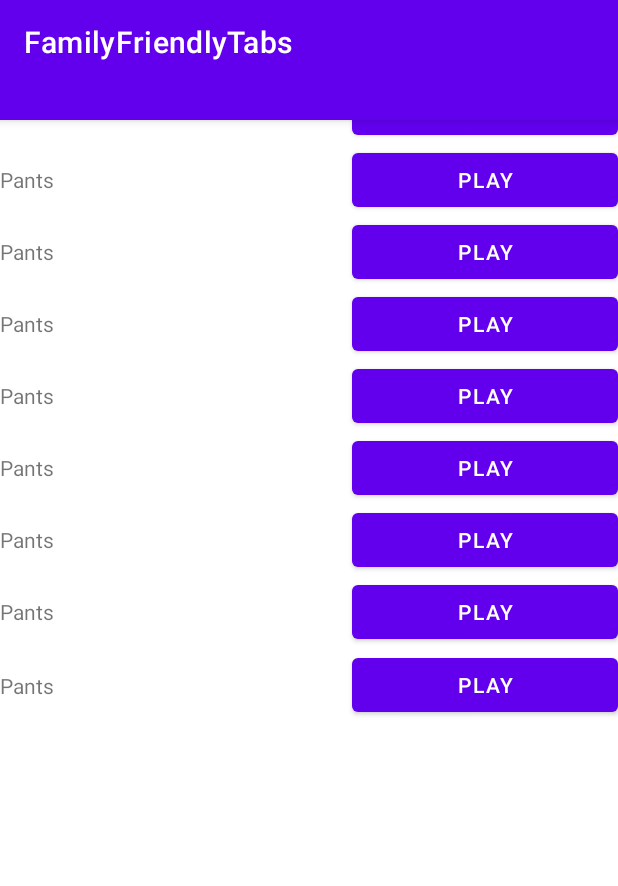
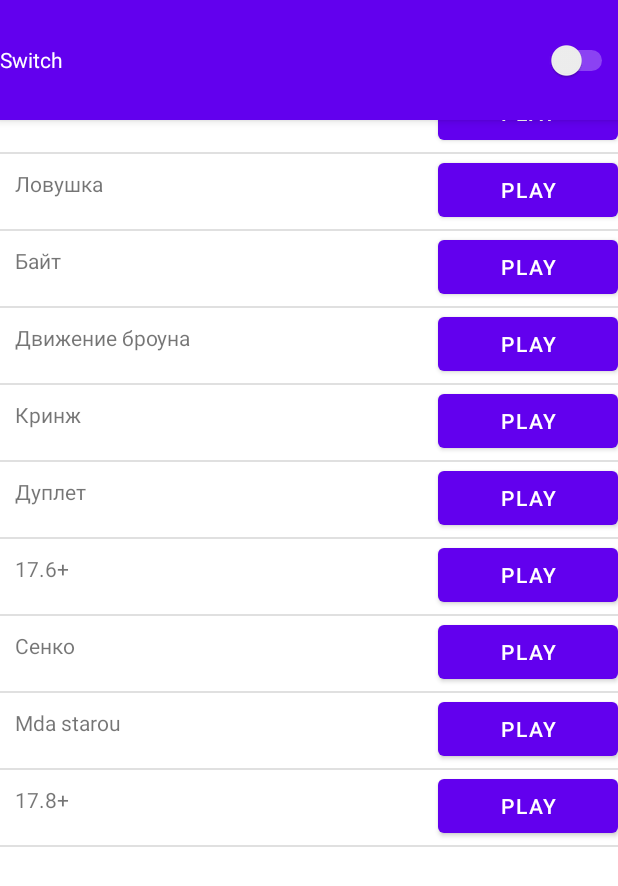
Before and after one commit to egeronik/FamilyFriendlyTabs, an Android app: the screen it shows after launch (ScrollingActivity), on a phone screen of 412 x 824 dp. Shown: the top 886 px of the screen. Run offline under Robolectric (Android 15) with nearby library versions, the phone set to English and light mode, and no system bars.

Commit message:
Добавлен хентай

```diff
--- a/app/src/main/java/com/example/familyfriendlytabs/PuzzleActivity.java
+++ b/app/src/main/java/com/example/familyfriendlytabs/PuzzleActivity.java
@@ -8,10 +8,12 @@ import android.util.Log;
 import android.view.GestureDetector;
 import android.view.MotionEvent;
 import android.view.View;
+import android.widget.ArrayAdapter;
 import android.widget.Button;
 import android.widget.ImageView;
 import android.widget.LinearLayout;
 import android.widget.TableLayout;
+import android.widget.Toast;
 
 import java.io.IOException;
 import java.io.InputStream;
@@ -33,16 +35,19 @@ public class PuzzleActivity extends AppCompatActivity implements GestureDetector
     TableLayout tableLayout;
     List<ArrayList<Drawable>> pieces;
 
+    List<ArrayList<Integer>> ides;
+
 
     private List<ArrayList<Drawable>> makeDrawabls(String folderName) {
         Random random = new Random();
         List<ArrayList<Drawable>> ans = new ArrayList<>();
+        ides = new ArrayList<>();
         HashSet<Integer> st = new HashSet<>();
         String imagePattern = "image_part_0";
         int imgNum = 1;
         for (int i = 0; i < 4; i++) {
             ArrayList<Drawable> tmp = new ArrayList<>();
-
+            ArrayList<Integer> tmpID = new ArrayList<>();
             for (int j = 0; j < 4; j++) {
                 String imageName;
                 if (i == 3 && j == 3) {
@@ -65,14 +70,17 @@ public class PuzzleActivity extends AppCompatActivity implements GestureDetector
                 try (InputStream inputStream = getApplicationContext().getAssets().open(imageName)) {
                     Drawable drawable = Drawable.createFromStream(inputStream, null);
                     tmp.add(drawable);
+                    tmpID.add(imgNum);
                 } catch (IOException e) {
                     e.printStackTrace();
                 }
             }
             ans.add(tmp);
+            ides.add(tmpID);
         }
         return ans;
     }
+
 
     private void fillGrid(TableLayout tableLayout, List<ArrayList<Drawable>> pieces) {
 
@@ -99,7 +107,8 @@ public class PuzzleActivity extends AppCompatActivity implements GestureDetector
         super.onCreate(savedInstanceState);
         setContentView(R.layout.activity_puzzle);
         tableLayout = findViewById(R.id.puzzleGrid);
-        pieces = makeDrawabls(getIntent().getStringExtra("LevelName").toString()+"/");
+        Log.d(DEBUG_TAG, getIntent().getStringExtra("LevelName").toString() + "/");
+        pieces = makeDrawabls(getIntent().getStringExtra("LevelName").toString() + "/");
         Button playButton = findViewById(R.id.backButton);
         playButton.setOnClickListener(new View.OnClickListener() {
             @Override
@@ -130,6 +139,7 @@ public class PuzzleActivity extends AppCompatActivity implements GestureDetector
                         if (deltaX > 0) {
                             if (Y < 3) {
                                 Collections.swap(pieces.get(X), Y, Y + 1);
+                                Collections.swap(ides.get(X), Y, Y + 1);
                                 Y++;
 
 
@@ -138,18 +148,26 @@ public class PuzzleActivity extends AppCompatActivity implements GestureDetector
 
                             if (Y > 0) {
                                 Collections.swap(pieces.get(X), Y, Y - 1);
+                                Collections.swap(ides.get(X), Y, Y - 1);
+
                                 Y--;
 
                             }
                         }
                     } else {
                         Drawable tmp = pieces.get(X).get(Y).getConstantState().newDrawable();
+                        Integer tmpID = ides.get(X).get(Y);
+
                         if (deltaY > 0) {
 
 
                             if (X < 3) {
                                 pieces.get(X).set(Y, pieces.get(X + 1).get(Y));
                                 pieces.get(X + 1).set(Y, tmp);
+                                ides.get(X).set(Y, ides.get(X + 1).get(Y));
+                                ides.get(X + 1).set(Y, tmpID);
+
+
                                 X++;
                             }
                         } else {
@@ -158,16 +176,49 @@ public class PuzzleActivity extends AppCompatActivity implements GestureDetector
 
                                 pieces.get(X).set(Y, pieces.get(X - 1).get(Y));
                                 pieces.get(X - 1).set(Y, tmp);
+                                ides.get(X).set(Y, ides.get(X - 1).get(Y));
+                                ides.get(X - 1).set(Y, tmpID);
                                 X--;
                             }
                         }
                     }
-                    Log.d(DEBUG_TAG, String.valueOf(X) + String.valueOf(Y));
+//                    Log.d(DEBUG_TAG, String.valueOf(X) + String.valueOf(Y));
+
+
                     fillGrid(tableLayout, pieces);
+                    if (checkWin()){
+                        finish();
+                        Toast toast = Toast.makeText(getApplicationContext(),"Вы прошли уровень!!!", Toast.LENGTH_LONG);
+                        toast.show();
+                    }
                 }
                 break;
         }
         return super.onTouchEvent(event);
+    }
+
+    private void debugIdes() {
+        for (int i = 0; i < 4; i++) {
+            StringBuilder tmpS = new StringBuilder();
+            for (int j = 0; j < 4; j++) {
+                tmpS.append(ides.get(i).get(j).toString()).append(' ');
+            }
+            Log.d(DEBUG_TAG, tmpS.toString());
+        }
+    }
+
+    private boolean checkWin() {
+
+        Integer num = 1;
+        for (int i = 0; i < 4; i++) {
+            for (int j = 0; j < 4; j++) {
+                if (!ides.get(i).get(j).equals(num)) return false;
+                num++;
+            }
+        }
+
+        return true;
+
     }
 
     @Override
--- a/app/src/main/java/com/example/familyfriendlytabs/ScrollingActivity.java
+++ b/app/src/main/java/com/example/familyfriendlytabs/ScrollingActivity.java
@@ -1,6 +1,7 @@
 package com.example.familyfriendlytabs;
 
 import android.content.Intent;
+import android.database.Cursor;
 import android.os.Bundle;
 
 import com.google.android.material.appbar.CollapsingToolbarLayout;
@@ -17,90 +18,98 @@ import android.view.View;
 import android.view.Menu;
 import android.view.MenuItem;
 import android.widget.Button;
+import android.widget.CompoundButton;
 import android.widget.LinearLayout;
+import android.widget.ListView;
+import android.widget.Switch;
 import android.widget.TextView;
+import android.widget.Toast;
 
 import com.example.familyfriendlytabs.databinding.ActivityScrollingBinding;
 
+import java.util.ArrayList;
+import java.util.Arrays;
+import java.util.List;
+
 public class ScrollingActivity extends AppCompatActivity {
+
+    private static String TAG = "ScrollingActivity";
 
     private ActivityScrollingBinding binding;
 
+    boolean oneMode = false;
 
+    ArrayList<String> names;
+    ArrayList<String> nude;
+
+
+    private ListView listView;
 
     @Override
     protected void onCreate(Bundle savedInstanceState) {
         super.onCreate(savedInstanceState);
-
         binding = ActivityScrollingBinding.inflate(getLayoutInflater());
         setContentView(binding.getRoot());
-        String[] lvlNames = {"asd","asdas"};
+//        Toolbar toolbar = binding.toolbar;
+//        setSupportActionBar(toolbar);
+//        toolbar.setTitle(getTitle());
+        listView = findViewById(R.id.lvlNameView);
+        names = new ArrayList<String>(
+                Arrays.asList("LolWTF",
+                        "Белый синий",
+                        "Ловушка",
+                        "Байт",
+                        "Движение броуна",
+                        "Кринж",
+                        "Дуплет",
+                        "17.6+",
+                        "Сенко",
+                        "Mda starou",
+                        "17.8+")
+        );
+        nude = new ArrayList<String>(
+                Arrays.asList("Не надо, семпай",
+                        "Заправка",
+                        "Megane",
+                        "Даблкилл",
+                        "Blindfold",
+                        "Сахарная пудра",
+                        "Вареник со смятаной",
+                        "Смотри в глаза")
+        );
+
+        Switch sw = findViewById(R.id.oneHandSwitch);
+        sw.setOnCheckedChangeListener(new CompoundButton.OnCheckedChangeListener() {
+            @Override
+            public void onCheckedChanged(CompoundButton compoundButton, boolean b) {
+                if (b) {
+                    oneMode = true;
+                    Toast toast = Toast.makeText(getApplicationContext(),"Включен режим управления одной рукой", Toast.LENGTH_LONG);
+                    toast.show();
+                    populateListView();
+                } else {
+                    oneMode = false;
+                    Toast toast = Toast.makeText(getApplicationContext(),"Режим управления одной рукой выключен", Toast.LENGTH_LONG);
+                    toast.show();
+                    populateListView();
+                }
+            }
+        });
+        populateListView();
+    }
 
 
-        Toolbar toolbar = binding.toolbar;
-        setSupportActionBar(toolbar);
-        toolbar.setTitle(getTitle());
-//        Button playButton = findViewById(R.id.PlayButton);
-//        playButton.setOnClickListener(new View.OnClickListener() {
-//            @Override
-//            public void onClick(View view) {
-//                playLevel();
-//            }
-//        });
-
-        LinearLayout linearLayout = findViewById(R.id.linearLayout);
-        for (int i = 0; i < linearLayout.getChildCount(); i++) {
-            Log.d("P",String.valueOf(linearLayout.getChildCount()));
-            LinearLayout layout = (LinearLayout) linearLayout.getChildAt(0);
-            Button button = (Button) layout.getChildAt(2);
-            button.setText("Poggers");
-            button.setOnClickListener(new View.OnClickListener() {
-            @Override
-            public void onClick(View view) {
-                playLevel("P1");
-            }
-        });
-        }
-
-
-
+    public void populateListView() {
+        Log.d("ListDataActivity", "populateListView: dispalying data in listView");
+        ArrayList<String> cur = new ArrayList<>();
+        cur.addAll(names);
+        if(oneMode)
+            cur.addAll(nude);
+        myListAdapter adapter = new myListAdapter(this, R.layout.recycl_item, cur, names.size());
+        Log.d(TAG, this.toString());
+        listView.setAdapter(adapter);
 
     }
 
 
-    private void playLevel(String lvl) {
-        Intent playLevelIntent = new Intent(this,PuzzleActivity.class);
-        playLevelIntent.putExtra("LevelName",lvl);
-        startActivity(playLevelIntent);
-    }
 }
-//        FloatingActionButton fab = binding.fab;
-//        fab.setOnClickListener(new View.OnClickListener() {
-//            @Override
-//            public void onClick(View view) {
-//                Snackbar.make(view, "Replace with your own action", Snackbar.LENGTH_LONG)
-//                        .setAction("Action", null).show();
-//            }
-//        });
-//    }
-
-//    @Override
-//    public boolean onCreateOptionsMenu(Menu menu) {
-//        // Inflate the menu; this adds items to the action bar if it is present.
-//        getMenuInflater().inflate(R.menu.menu_scrolling, menu);
-//        return true;
-//    }
-
-//    @Override
-//    public boolean onOptionsItemSelected(MenuItem item) {
-//        // Handle action bar item clicks here. The action bar will
-//        // automatically handle clicks on the Home/Up button, so long
-//        // as you specify a parent activity in AndroidManifest.xml.
-//        int id = item.getItemId();
-//
-//        //noinspection SimplifiableIfStatement
-//        if (id == R.id.action_settings) {
-//            return true;
-//        }
-//        return super.onOptionsItemSelected(item);
-//    }
--- /dev/null
+++ b/app/src/main/java/com/example/familyfriendlytabs/myListAdapter.java
@@ -0,0 +1,60 @@
+package com.example.familyfriendlytabs;
+
+import android.content.Context;
+import android.content.Intent;
+import android.util.Log;
+import android.util.Pair;
+import android.view.LayoutInflater;
+import android.view.View;
+import android.view.ViewGroup;
+import android.widget.ArrayAdapter;
+import android.widget.Button;
+import android.widget.TextView;
+
+import androidx.annotation.NonNull;
+import androidx.annotation.Nullable;
+
+import java.util.List;
+
+public class myListAdapter extends ArrayAdapter<String> {
+    private static final String TAG = "myListAdapter";
+
+    private Context mContext;
+    int mResource;
+    int mNorm;
+
+    public myListAdapter(@NonNull Context context, int resource, @NonNull List<String> objects, Integer normeze) {
+        super(context, resource, objects);
+        mContext = context;
+        mResource = resource;
+        mNorm = normeze;
+    }
+
+    @NonNull
+    @Override
+    public View getView(int position, @Nullable View convertView, @NonNull ViewGroup parent) {
+        LayoutInflater inflater = LayoutInflater.from(mContext);
+        convertView = inflater.inflate(mResource,parent,false);
+
+        TextView nameTv = (TextView) convertView.findViewById(R.id.lvlNameView);
+        Button playBtn = (Button) convertView.findViewById(R.id.PlayButton);
+
+        nameTv.setText(getItem(position));
+        playBtn.setOnClickListener(new View.OnClickListener() {
+            @Override
+            public void onClick(View view) {
+                Log.d(TAG,Integer.toString(position));
+                Intent intent = new Intent(mContext, PuzzleActivity.class);
+                if(position>=mNorm) {
+                    intent.putExtra("LevelName", "H" + Integer.toString(position - mNorm+1));
+
+                }
+                else
+                    intent.putExtra("LevelName","P"+Integer.toString(position));
+                mContext.startActivity(intent);
+            }
+        });
+
+        return convertView;
+    }
+}
--- a/app/src/main/res/layout/activity_level_pick.xml
+++ /dev/null
@@ -1,268 +0,0 @@
-<?xml version="1.0" encoding="utf-8"?>
-<androidx.constraintlayout.widget.ConstraintLayout xmlns:android="http://schemas.android.com/apk/res/android"
-    xmlns:app="http://schemas.android.com/apk/res-auto"
-    android:layout_width="match_parent"
-    android:layout_height="match_parent">
-
-    <LinearLayout
-        android:id="@+id/linearLayout"
-        android:layout_width="0dp"
-        android:layout_height="wrap_content"
-        android:orientation="vertical"
-        app:layout_constraintEnd_toEndOf="parent"
-        app:layout_constraintStart_toStartOf="parent"
-        app:layout_constraintTop_toTopOf="parent">
-
-        <LinearLayout
-            android:layout_width="match_parent"
-            android:layout_height="match_parent"
-            android:orientation="horizontal">
-
-            <TextView
-                android:layout_width="@dimen/level_name_width"
-                android:layout_height="wrap_content"
-                android:layout_gravity="center"
-                android:layout_weight="1"
-                android:text="Pants" />
-
-            <Space
-                android:layout_width="wrap_content"
-                android:layout_height="wrap_content"
-                android:layout_weight="1" />
-
-            <Button
-                android:layout_width="@dimen/level_button_width"
-                android:layout_height="wrap_content"
-                android:layout_gravity="center"
-                android:layout_weight="1"
-                android:text="@string/level_button_text" />
-        </LinearLayout>
-
-        <LinearLayout
-            android:layout_width="match_parent"
-            android:layout_height="match_parent"
-            android:orientation="horizontal">
-
-            <TextView
-                android:layout_width="@dimen/level_name_width"
-                android:layout_height="wrap_content"
-                android:layout_gravity="center"
-                android:layout_weight="1"
-                android:text="Pants" />
-
-            <Space
-                android:layout_width="wrap_content"
-                android:layout_height="wrap_content"
-                android:layout_weight="1" />
-
-            <Button
-                android:layout_width="@dimen/level_button_width"
-                android:layout_height="wrap_content"
-                android:layout_gravity="center"
-                android:layout_weight="1"
-                android:text="@string/level_button_text" />
-        </LinearLayout>
-
-        <LinearLayout
-            android:layout_width="match_parent"
-            android:layout_height="match_parent"
-            android:orientation="horizontal">
-
-            <TextView
-                android:layout_width="@dimen/level_name_width"
-                android:layout_height="wrap_content"
-                android:layout_gravity="center"
-                android:layout_weight="1"
-                android:text="Pants" />
-
-            <Space
-                android:layout_width="wrap_content"
-                android:layout_height="wrap_content"
-                android:layout_weight="1" />
-
-            <Button
-                android:layout_width="@dimen/level_button_width"
-                android:layout_height="wrap_content"
-                android:layout_gravity="center"
-                android:layout_weight="1"
-                android:text="@string/level_button_text" />
-        </LinearLayout>
-
-        <LinearLayout
-            android:layout_width="match_parent"
-            android:layout_height="match_parent"
-            android:orientation="horizontal">
-
-            <TextView
-                android:layout_width="@dimen/level_name_width"
-                android:layout_height="wrap_content"
-                android:layout_gravity="center"
-                android:layout_weight="1"
-                android:text="Pants" />
-
-            <Space
-                android:layout_width="wrap_content"
-                android:layout_height="wrap_content"
-                android:layout_weight="1" />
-
-            <Button
-                android:layout_width="@dimen/level_button_width"
-                android:layout_height="wrap_content"
-                android:layout_gravity="center"
-                android:layout_weight="1"
-                android:text="@string/level_button_text" />
-        </LinearLayout>
-
-        <LinearLayout
-            android:layout_width="match_parent"
-            android:layout_height="match_parent"
-            android:orientation="horizontal">
-
-            <TextView
-                android:layout_width="@dimen/level_name_width"
-                android:layout_height="wrap_content"
-                android:layout_gravity="center"
-                android:layout_weight="1"
-                android:text="Pants" />
-
-            <Space
-                android:layout_width="wrap_content"
-                android:layout_height="wrap_content"
-                android:layout_weight="1" />
-
-            <Button
-                android:layout_width="@dimen/level_button_width"
-                android:layout_height="wrap_content"
-                android:layout_gravity="center"
-                android:layout_weight="1"
-                android:text="@string/level_button_text" />
-        </LinearLayout>
-
-        <LinearLayout
-            android:layout_width="match_parent"
-            android:layout_height="match_parent"
-            android:orientation="horizontal">
-
-            <TextView
-                android:layout_width="@dimen/level_name_width"
-                android:layout_height="wrap_content"
-                android:layout_gravity="center"
-                android:layout_weight="1"
-                android:text="Pants" />
-
-            <Space
-                android:layout_width="wrap_content"
-                android:layout_height="wrap_content"
-                android:layout_weight="1" />
-
-            <Button
-                android:layout_width="@dimen/level_button_width"
-                android:layout_height="wrap_content"
-                android:layout_gravity="center"
-                android:layout_weight="1"
-                android:text="@string/level_button_text" />
-        </LinearLayout>
-
-        <LinearLayout
-            android:layout_width="match_parent"
-            android:layout_height="match_parent"
-            android:orientation="horizontal">
-
-            <TextView
-                android:layout_width="@dimen/level_name_width"
-                android:layout_height="wrap_content"
-                android:layout_gravity="center"
-                android:layout_weight="1"
-                android:text="Pants" />
-
-            <Space
-                android:layout_width="wrap_content"
-                android:layout_height="wrap_content"
-                android:layout_weight="1" />
-
-            <Button
-                android:layout_width="@dimen/level_button_width"
-                android:layout_height="wrap_content"
-                android:layout_gravity="center"
-                android:layout_weight="1"
-                android:text="@string/level_button_text" />
-        </LinearLayout>
-
-        <LinearLayout
-            android:layout_width="match_parent"
-            android:layout_height="match_parent"
-            android:orientation="horizontal">
-
-            <TextView
-                android:layout_width="@dimen/level_name_width"
-                android:layout_height="wrap_content"
-                android:layout_gravity="center"
-                android:layout_weight="1"
-                android:text="Pants" />
-
-            <Space
-                android:layout_width="wrap_content"
-                android:layout_height="wrap_content"
-                android:layout_weight="1" />
-
-            <Button
-                android:layout_width="@dimen/level_button_width"
-                android:layout_height="wrap_content"
-                android:layout_gravity="center"
-                android:layout_weight="1"
-                android:text="@string/level_button_text" />
-        </LinearLayout>
-
-        <LinearLayout
-            android:layout_width="match_parent"
-            android:layout_height="match_parent"
-            android:orientation="horizontal">
-
-            <TextView
-                android:id="@+id/textView"
-                android:layout_width="@dimen/level_name_width"
-                android:layout_height="wrap_content"
-                android:layout_gravity="center"
-                android:layout_weight="1"
-                android:text="Pants" />
-
-            <Space
-                android:layout_width="wrap_content"
-                android:layout_height="wrap_content"
-                android:layout_weight="1" />
-
-            <Button
-                android:id="@+id/button2"
-                android:layout_width="@dimen/level_button_width"
-                android:layout_height="wrap_content"
-                android:layout_gravity="center"
-                android:layout_weight="1"
-                android:text="@string/level_button_text" />
-        </LinearLayout>
-
-        <LinearLayout
-            android:layout_width="match_parent"
-            android:layout_height="@dimen/level_layout_height"
-            android:orientation="horizontal">
-
-            <TextView
-                android:layout_width="@dimen/level_name_width"
-                android:layout_height="wrap_content"
-                android:layout_gravity="center"
-                android:layout_weight="1"
-                android:text="Pants" />
-
-            <Space
-                android:layout_width="wrap_content"
-                android:layout_height="wrap_content"
-                android:layout_weight="1" />
-
-            <Button
-                android:layout_width="@dimen/level_button_width"
-                android:layout_height="wrap_content"
-                android:layout_gravity="center"
-                android:layout_weight="1"
-                android:text="@string/level_button_text" />
-        </LinearLayout>
-    </LinearLayout>
-</androidx.constraintlayout.widget.ConstraintLayout>
--- a/app/src/main/res/layout/activity_scrolling.xml
+++ b/app/src/main/res/layout/activity_scrolling.xml
@@ -14,17 +14,21 @@
         android:fitsSystemWindows="true"
         android:theme="@style/Theme.FamilyFriendlyTabs.AppBarOverlay">
 
-        <androidx.appcompat.widget.Toolbar
-            android:id="@+id/toolbar"
+        <Switch
+            android:id="@+id/oneHandSwitch"
             android:layout_width="match_parent"
-            android:layout_height="?attr/actionBarSize"
-            app:layout_collapseMode="pin"
-            app:popupTheme="@style/Theme.FamilyFriendlyTabs.PopupOverlay" />
+            android:layout_height="match_parent"
+            android:text="Switch" />
 
 
     </com.google.android.material.appbar.AppBarLayout>
 
-    <include layout="@layout/activity_level_pick" />
+    <ListView
+        android:id="@+id/lvlNameView"
+        android:layout_width="match_parent"
+        android:layout_height="match_parent"/>
+
+
 
     <!--    <com.google.android.material.floatingactionbutton.FloatingActionButton-->
     <!--        android:id="@+id/fab"-->
--- a/app/src/main/res/layout/recycl_item.xml
+++ b/app/src/main/res/layout/recycl_item.xml
@@ -14,6 +14,7 @@
         app:layout_constraintTop_toTopOf="parent">
 
         <TextView
+            android:id="@+id/lvlNameView"
             android:layout_width="@dimen/level_name_width"
             android:layout_height="match_parent"
             android:layout_margin="@dimen/level_name_margin"
```
Lines whose indentation alone changed are shown as unchanged.
